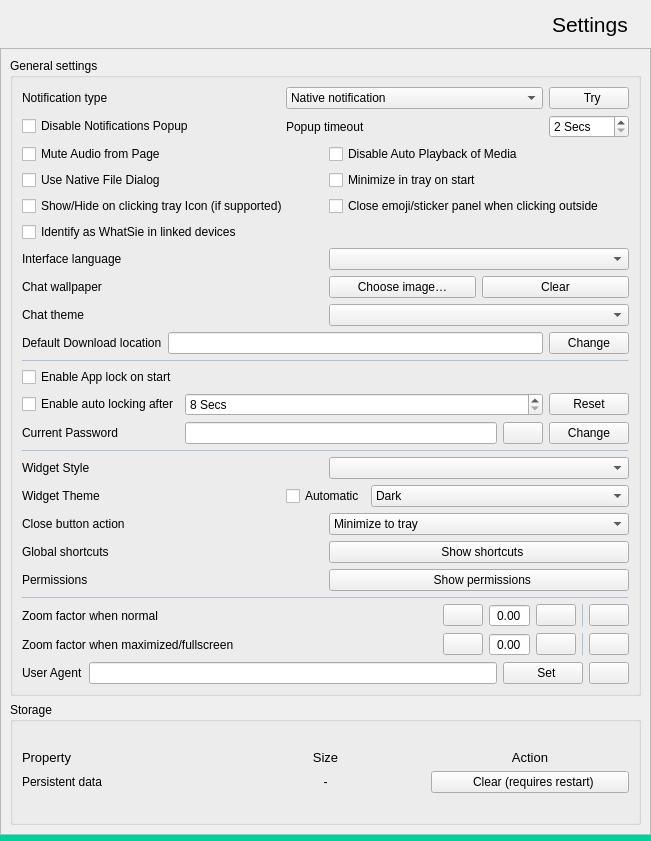
Before: the Qt Designer form src/settingswidget.ui in gbmaizol/whatsie, drawn with Qt 5.
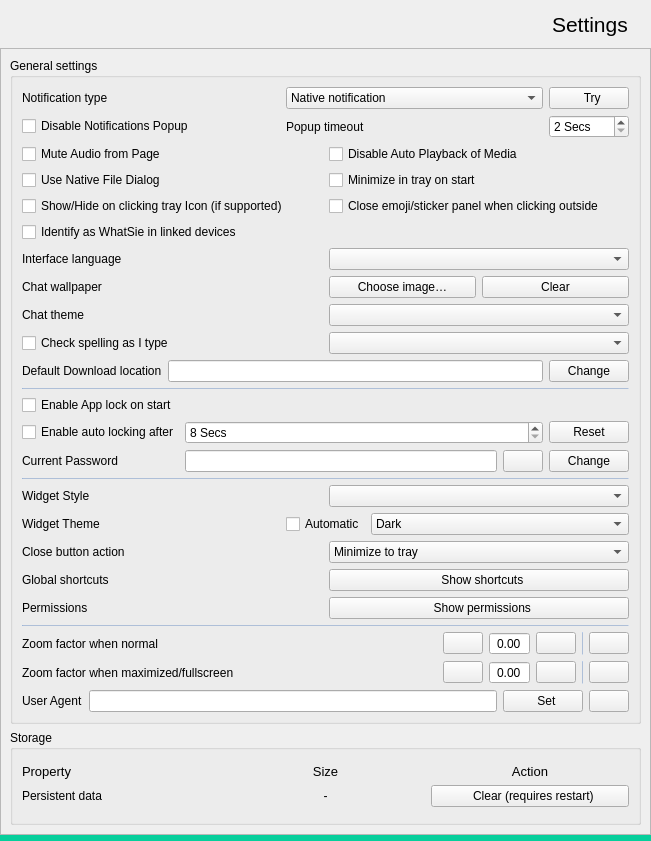
After: the same form once the commit is applied. Icons and pictures are not drawn.

Commit message: feat(spellcheck): give the spell checker dictionaries it can actually read

The edit to the form file:
```diff
--- a/src/settingswidget.ui
+++ b/src/settingswidget.ui
@@ -382,6 +382,23 @@
               </property>
              </widget>
             </item>
+            <item row="10" column="0">
+             <widget class="QCheckBox" name="spellCheckCheckBox">
+              <property name="toolTip">
+               <string>&lt;html&gt;&lt;head/&gt;&lt;body&gt;&lt;p&gt;Underlines misspelt words as you type, and offers corrections in the right-click menu.&lt;/p&gt;&lt;/body&gt;&lt;/html&gt;</string>
+              </property>
+              <property name="text">
+               <string>Check spelling as I type</string>
+              </property>
+             </widget>
+            </item>
+            <item row="10" column="1">
+             <widget class="QComboBox" name="spellCheckLanguageComboBox">
+              <property name="toolTip">
+               <string>&lt;html&gt;&lt;head/&gt;&lt;body&gt;&lt;p&gt;The language to check against.&lt;/p&gt;&lt;/body&gt;&lt;/html&gt;</string>
+              </property>
+             </widget>
+            </item>
             <item row="8" column="0">
              <widget class="QLabel" name="chatThemeLabel">
               <property name="text">
```
The commit also changes 9 other files.
